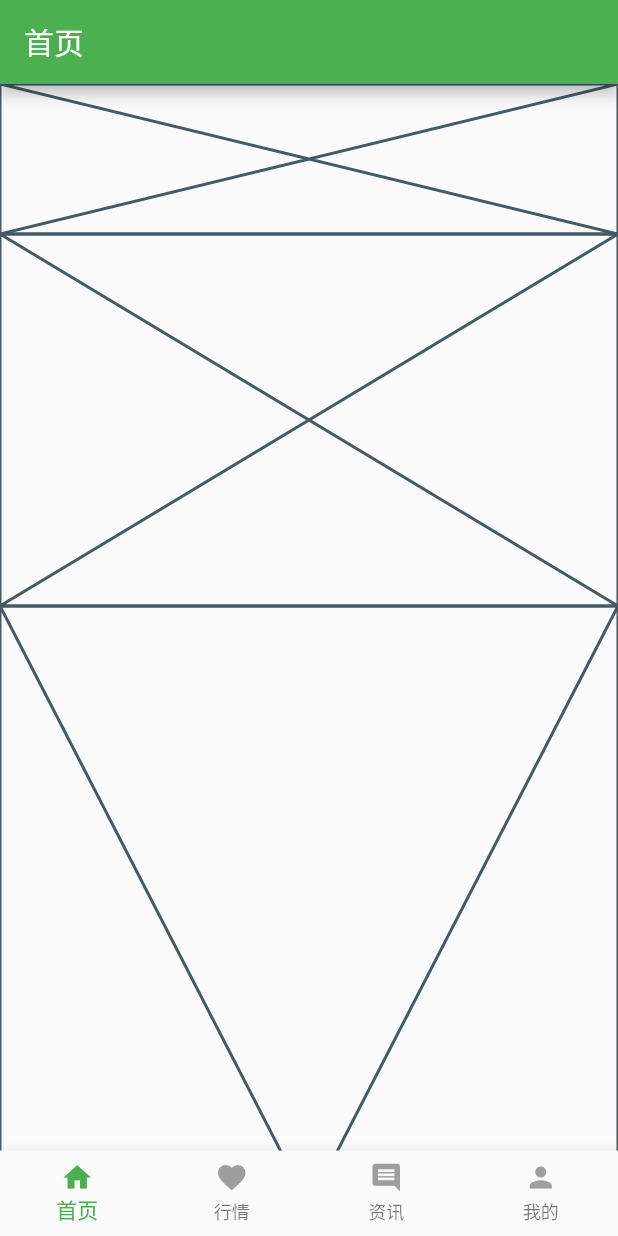
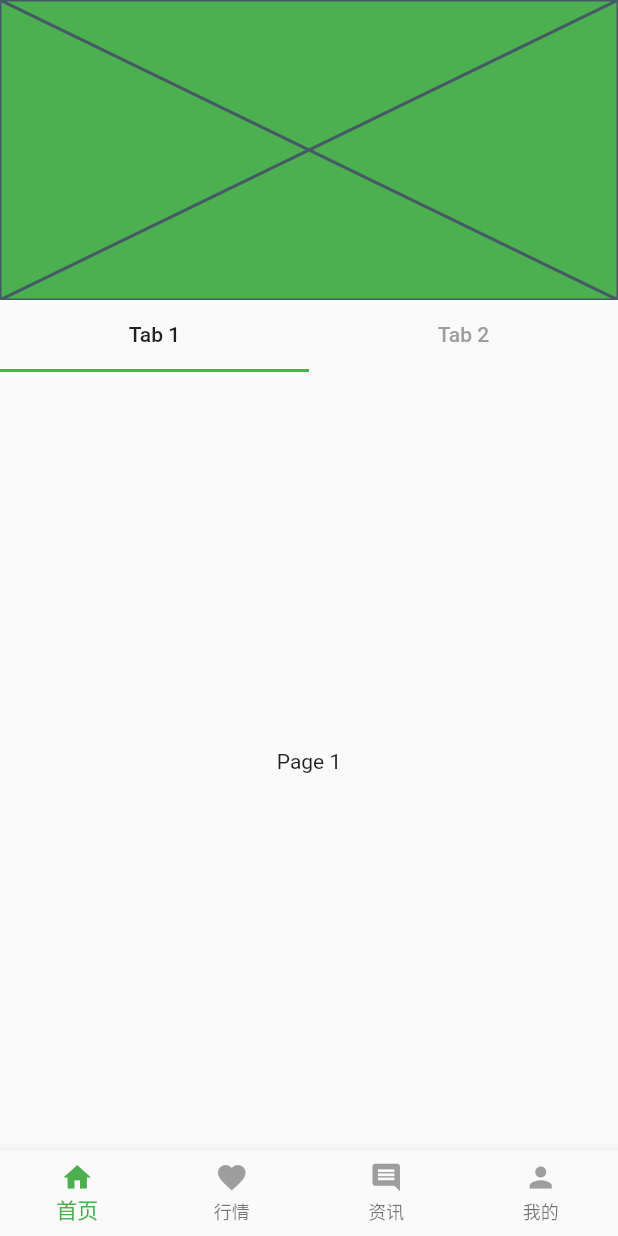
Before and after one commit to finlutter/flutter_fintech_widgets, a Flutter app: the screen it shows after launch, on a phone screen of 412 x 824 dp. Run offline on Flutter 3.47's test engine with Material 2 defaults, Android fonts, the phone set to English and light mode, and no system bars; missing offline and left inert: file_cache.

Commit message:
A sliver app bar with banner as background

```diff
--- a/lib/main/pages/main_home_page.dart
+++ b/lib/main/pages/main_home_page.dart
@@ -7,13 +7,65 @@ class HomePage extends StatelessWidget {
   @override
   Widget build(BuildContext context) {
     return Scaffold(
-      appBar: AppBar(
-        title: Text("首页"),
-      ),
-      body: ListView(
-        scrollDirection: Axis.vertical,
-        children: <Widget>[CarouselView(), IconBoardView(), PinnedPageView()],
+      body: DefaultTabController(
+        length: 2,
+        child: NestedScrollView(
+          headerSliverBuilder: (BuildContext context, bool innerBoxIsScrolled) {
+            return <Widget>[
+              SliverAppBar(
+                expandedHeight: 200.0,
+                floating: false,
+                pinned: true,
+                flexibleSpace: FlexibleSpaceBar(
+                  background: CarouselView(),
+                ),
+              ),
+              SliverPersistentHeader(
+                delegate: _SliverAppBarDelegate(
+                  TabBar(
+                    labelColor: Colors.black87,
+                    unselectedLabelColor: Colors.grey,
+                    tabs: [
+                      Tab(text: "Tab 1"),
+                      Tab(text: "Tab 2"),
+                    ],
+                  ),
+                ),
+                pinned: true,
+              ),
+            ];
+          },
+          body: TabBarView(
+            children: [
+              Center( child: Text("Page 1")),
+              Center( child: Text("Page 2")),
+            ],
+          ),
+        ),
       ),
     );
   }
 }
+class _SliverAppBarDelegate extends SliverPersistentHeaderDelegate {
+  _SliverAppBarDelegate(this._tabBar);
+
+  final TabBar _tabBar;
+
+  @override
+  double get minExtent => _tabBar.preferredSize.height;
+  @override
+  double get maxExtent => _tabBar.preferredSize.height;
+
+  @override
+  Widget build(
+      BuildContext context, double shrinkOffset, bool overlapsContent) {
+    return new Container(
+      child: _tabBar,
+    );
+  }
+
+  @override
+  bool shouldRebuild(_SliverAppBarDelegate oldDelegate) {
+    return false;
+  }
+}
```
Also changed, not shown: 1 other file.
